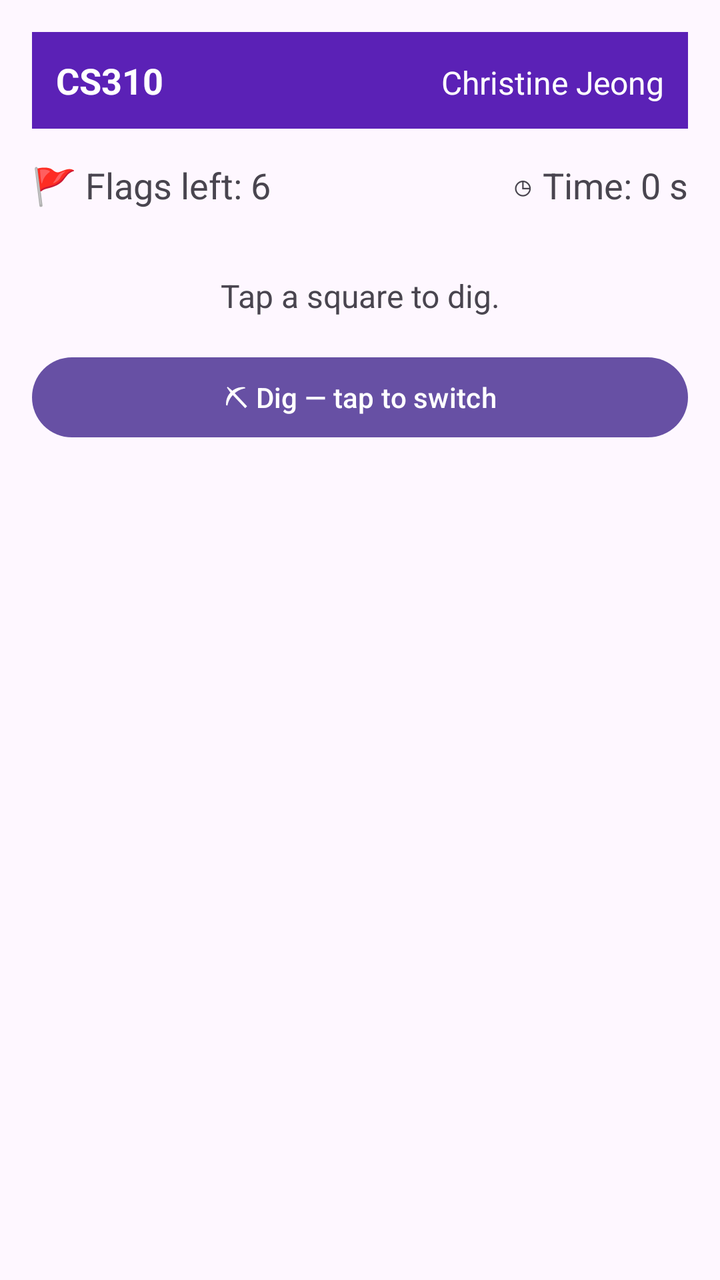
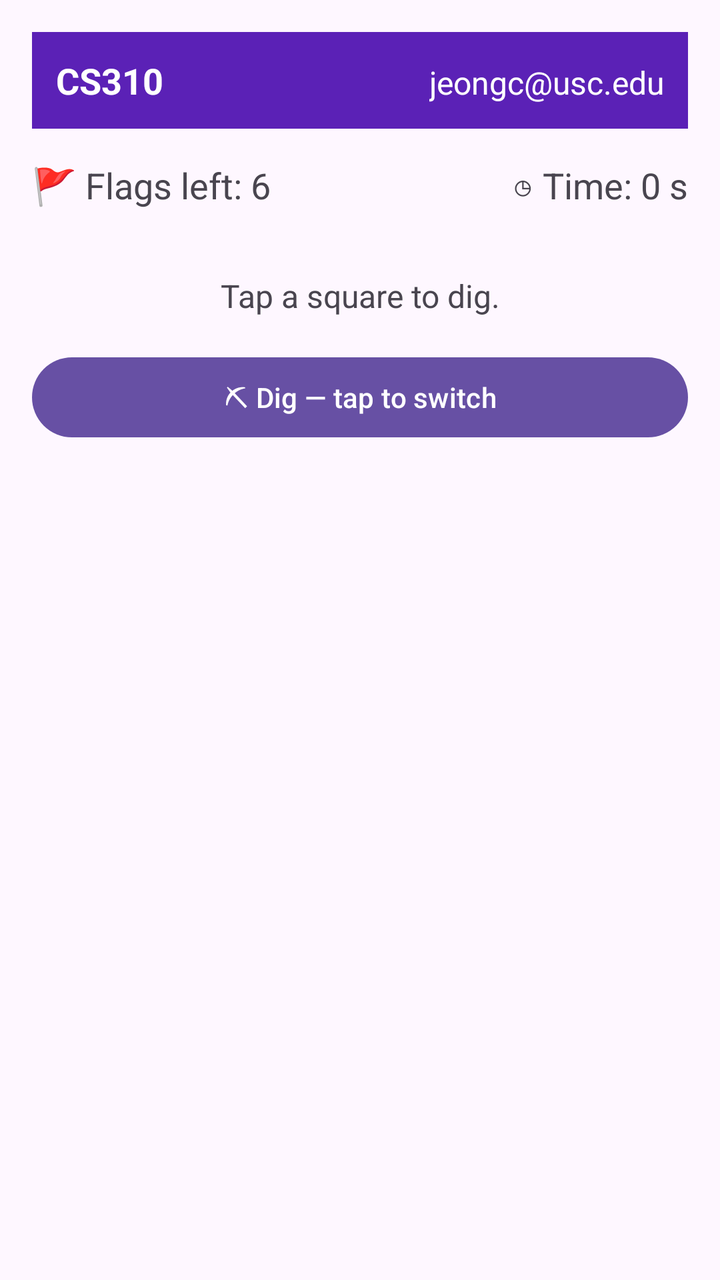

Screens rendered from an Android XML layout before and after an edit, with the pre-edit source and the edit as a unified diff.
<!-- AndroidManifest.xml: application theme Theme.Minesweeper -->
<!-- res/layout/activity_main.xml -->
<?xml version="1.0" encoding="utf-8"?>
<ScrollView xmlns:android="http://schemas.android.com/apk/res/android"
    android:id="@+id/main"
    android:layout_width="match_parent"
    android:layout_height="match_parent"
    android:fillViewport="true">

    <LinearLayout
        android:layout_width="match_parent"
        android:layout_height="wrap_content"
        android:orientation="vertical"
        android:padding="16dp">

        
        <LinearLayout
            android:layout_width="match_parent"
            android:layout_height="wrap_content"
            android:background="#5B21B6"
            android:orientation="horizontal"
            android:padding="12dp">

            <TextView
                android:layout_width="0dp"
                android:layout_height="wrap_content"
                android:layout_weight="1"
                android:text="CS310"
                android:textColor="#FFFFFF"
                android:textSize="18sp"
                android:textStyle="bold" />

            <TextView
                android:layout_width="wrap_content"
                android:layout_height="wrap_content"
                android:text="Christine Jeong"
                android:textColor="#FFFFFF"
                android:textSize="16sp" />
        </LinearLayout>

        
        <LinearLayout
            android:layout_width="match_parent"
            android:layout_height="wrap_content"
            android:layout_marginTop="16dp"
            android:orientation="horizontal">

            <TextView
                android:id="@+id/remainingText"
                android:layout_width="0dp"
                android:layout_height="wrap_content"
                android:layout_weight="1"
                android:text="🚩 Flags left: 6"
                android:textSize="18sp" />

            <TextView
                android:id="@+id/timerText"
                android:layout_width="wrap_content"
                android:layout_height="wrap_content"
                android:text="◷ Time: 0 s"
                android:textSize="18sp" />
        </LinearLayout>

        
        <GridLayout
            android:id="@+id/boardGrid"
            android:layout_width="match_parent"
            android:layout_height="wrap_content"
            android:layout_marginTop="16dp"
            android:columnCount="10"
            android:rowCount="10" />

        
        <TextView
            android:id="@+id/messageText"
            android:layout_width="match_parent"
            android:layout_height="wrap_content"
            android:layout_marginTop="16dp"
            android:gravity="center"
            android:text="Tap a square to dig."
            android:textSize="16sp" />

        
        <Button
            android:id="@+id/modeButton"
            android:layout_width="match_parent"
            android:layout_height="wrap_content"
            android:layout_marginTop="16dp"
            android:minHeight="48dp"
            android:text="⛏ Dig — tap to switch"
            android:textAllCaps="false" />

    </LinearLayout>
</ScrollView>
<!-- resources referenced by this layout -->
<resources>
  <style name="Theme.Minesweeper" parent="Base.Theme.Minesweeper" />
  <style name="Base.Theme.Minesweeper" parent="Theme.Material3.DayNight.NoActionBar">
          
          
      </style>
</resources>

<!-- the commit's change to res/layout/activity_main.xml (unified diff, before → after) -->
@@ -31,7 +31,7 @@
             <TextView
                 android:layout_width="wrap_content"
                 android:layout_height="wrap_content"
-                android:text="Christine Jeong"
+                android:text="jeongc@usc.edu"
                 android:textColor="#FFFFFF"
                 android:textSize="16sp" />
         </LinearLayout>
